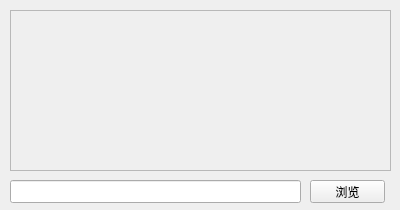
Qt form resource/apkfile/ui_apkfile.ui (lirunquan/APK_Installer) before a commit.
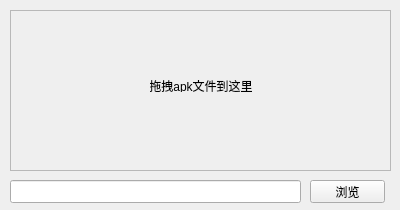
The same form after that commit.

Commit message: fix uis and add views

Patch:
```diff
--- a/resource/apkfile/ui_apkfile.ui
+++ b/resource/apkfile/ui_apkfile.ui
@@ -22,12 +22,31 @@
      <height>161</height>
     </rect>
    </property>
+   <property name="autoFillBackground">
+    <bool>true</bool>
+   </property>
    <property name="frameShape">
     <enum>QFrame::StyledPanel</enum>
    </property>
    <property name="frameShadow">
     <enum>QFrame::Raised</enum>
    </property>
+   <widget class="QLabel" name="label">
+    <property name="geometry">
+     <rect>
+      <x>140</x>
+      <y>70</y>
+      <width>102</width>
+      <height>12</height>
+     </rect>
+    </property>
+    <property name="text">
+     <string>拖拽apk文件到这里</string>
+    </property>
+    <property name="alignment">
+     <set>Qt::AlignCenter</set>
+    </property>
+   </widget>
   </widget>
   <widget class="QLineEdit" name="lineEdit">
    <property name="geometry">
```
Left out of the diff: 11 changed lines with no effect on the pictures. The commit also changes 5 other files.
